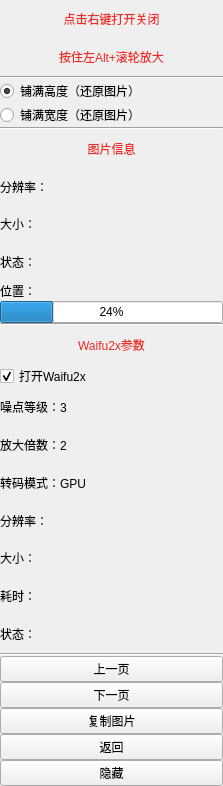
Above: ui/readimg.ui from tonquer/picacg-qt before the change. Below: the same form after it.
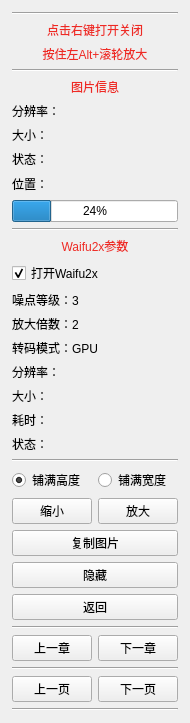
That is the form after the change.

```diff
--- a/ui/readimg.ui
+++ b/ui/readimg.ui
@@ -6,39 +6,76 @@
    <rect>
     <x>0</x>
     <y>0</y>
-    <width>223</width>
-    <height>786</height>
+    <width>182</width>
+    <height>639</height>
    </rect>
   </property>
   <property name="windowTitle">
    <string>Form</string>
   </property>
+  <property name="autoFillBackground">
+   <bool>false</bool>
+  </property>
+  <property name="styleSheet">
+   <string notr="true"/>
+  </property>
   <layout class="QGridLayout" name="gridLayout_2">
    <property name="leftMargin">
-    <number>0</number>
+    <number>4</number>
    </property>
    <property name="topMargin">
-    <number>0</number>
+    <number>4</number>
    </property>
    <property name="rightMargin">
-    <number>0</number>
+    <number>4</number>
    </property>
    <property name="bottomMargin">
-    <number>0</number>
+    <number>4</number>
    </property>
    <item row="0" column="0">
     <layout class="QHBoxLayout" name="horizontalLayout_2">
      <property name="spacing">
-      <number>0</number>
+      <number>6</number>
+     </property>
+     <property name="leftMargin">
+      <number>4</number>
+     </property>
+     <property name="topMargin">
+      <number>4</number>
+     </property>
+     <property name="rightMargin">
+      <number>4</number>
+     </property>
+     <property name="bottomMargin">
+      <number>4</number>
      </property>
      <item>
       <layout class="QVBoxLayout" name="verticalLayout">
        <property name="spacing">
-        <number>0</number>
+        <number>6</number>
        </property>
        <property name="sizeConstraint">
         <enum>QLayout::SetDefaultConstraint</enum>
        </property>
+       <property name="leftMargin">
+        <number>4</number>
+       </property>
+       <property name="topMargin">
+        <number>4</number>
+       </property>
+       <property name="rightMargin">
+        <number>4</number>
+       </property>
+       <property name="bottomMargin">
+        <number>4</number>
+       </property>
+       <item>
+        <widget class="Line" name="line_6">
+         <property name="orientation">
+          <enum>Qt::Horizontal</enum>
+         </property>
+        </widget>
+       </item>
        <item>
         <widget class="QLabel" name="label_5">
          <property name="styleSheet">
@@ -65,36 +102,6 @@
          </property>
         </widget>
        </item>
-       <item>
-        <widget class="Line" name="line_4">
-         <property name="orientation">
-          <enum>Qt::Horizontal</enum>
-         </property>
-        </widget>
-       </item>
-       <item>
-        <widget class="QRadioButton" name="radioButton">
-         <property name="text">
-          <string>铺满高度（还原图片）</string>
-         </property>
-         <property name="checked">
-          <bool>true</bool>
-         </property>
-         <attribute name="buttonGroup">
-          <string notr="true">buttonGroup</string>
-         </attribute>
-        </widget>
-       </item>
-       <item>
-        <widget class="QRadioButton" name="radioButton_2">
-         <property name="text">
-          <string>铺满宽度（还原图片）</string>
-         </property>
-         <attribute name="buttonGroup">
-          <string notr="true">buttonGroup</string>
-         </attribute>
-        </widget>
-       </item>
        <item>
         <widget class="Line" name="line_3">
          <property name="orientation">
@@ -184,6 +191,9 @@
        </item>
        <item>
         <widget class="QCheckBox" name="checkBox">
+         <property name="styleSheet">
+          <string notr="true"/>
+         </property>
          <property name="text">
           <string>打开Waifu2x</string>
          </property>
@@ -249,42 +259,49 @@
         </widget>
        </item>
        <item>
-        <widget class="QPushButton" name="lastPage">
-         <property name="minimumSize">
-          <size>
-           <width>0</width>
-           <height>0</height>
-          </size>
-         </property>
-         <property name="maximumSize">
-          <size>
-           <width>16777215</width>
-           <height>16777215</height>
-          </size>
-         </property>
-         <property name="text">
-          <string>上一页</string>
-         </property>
-        </widget>
+        <layout class="QHBoxLayout" name="horizontalLayout_4">
+         <item>
+          <widget class="QRadioButton" name="radioButton">
+           <property name="text">
+            <string>铺满高度</string>
+           </property>
+           <property name="checked">
+            <bool>true</bool>
+           </property>
+           <attribute name="buttonGroup">
+            <string notr="true">buttonGroup</string>
+           </attribute>
+          </widget>
+         </item>
+         <item>
+          <widget class="QRadioButton" name="radioButton_2">
+           <property name="text">
+            <string>铺满宽度</string>
+           </property>
+           <attribute name="buttonGroup">
+            <string notr="true">buttonGroup</string>
+           </attribute>
+          </widget>
+         </item>
+        </layout>
        </item>
        <item>
-        <widget class="QPushButton" name="nextPage">
-         <property name="minimumSize">
-          <size>
-           <width>0</width>
-           <height>0</height>
-          </size>
-         </property>
-         <property name="maximumSize">
-          <size>
-           <width>16777215</width>
-           <height>16777215</height>
-          </size>
-         </property>
-         <property name="text">
-          <string>下一页</string>
-         </property>
-        </widget>
+        <layout class="QHBoxLayout" name="horizontalLayout_3">
+         <item>
+          <widget class="QPushButton" name="pushButton">
+           <property name="text">
+            <string>缩小</string>
+           </property>
+          </widget>
+         </item>
+         <item>
+          <widget class="QPushButton" name="pushButton_3">
+           <property name="text">
+            <string>放大</string>
+           </property>
+          </widget>
+         </item>
+        </layout>
        </item>
        <item>
         <widget class="QPushButton" name="copyButton">
@@ -293,25 +310,6 @@
          </property>
         </widget>
        </item>
-       <item>
-        <widget class="QPushButton" name="returePage">
-         <property name="minimumSize">
-          <size>
-           <width>0</width>
-           <height>0</height>
-          </size>
-         </property>
-         <property name="maximumSize">
-          <size>
-           <width>16777215</width>
-           <height>16777215</height>
-          </size>
-         </property>
-         <property name="text">
-          <string>返回</string>
-         </property>
-        </widget>
-       </item>
        <item>
         <widget class="QPushButton" name="pushButton_2">
          <property name="text">
@@ -319,6 +317,109 @@
          </property>
         </widget>
        </item>
+       <item>
+        <widget class="QPushButton" name="returePage">
+         <property name="minimumSize">
+          <size>
+           <width>0</width>
+           <height>0</height>
+          </size>
+         </property>
+         <property name="maximumSize">
+          <size>
+           <width>16777215</width>
+           <height>16777215</height>
+          </size>
+         </property>
+         <property name="text">
+          <string>返回</string>
+         </property>
+        </widget>
+       </item>
+       <item>
+        <widget class="Line" name="line_5">
+         <property name="orientation">
+          <enum>Qt::Horizontal</enum>
+         </property>
+        </widget>
+       </item>
+       <item>
+        <layout class="QHBoxLayout" name="horizontalLayout_7"/>
+       </item>
+       <item>
+        <layout class="QHBoxLayout" name="horizontalLayout_5">
+         <item>
+          <widget class="QPushButton" name="pushButton_4">
+           <property name="text">
+            <string>上一章</string>
+           </property>
+          </widget>
+         </item>
+         <item>
+          <widget class="QPushButton" name="pushButton_5">
+           <property name="text">
+            <string>下一章</string>
+           </property>
+          </widget>
+         </item>
+        </layout>
+       </item>
+       <item>
+        <widget class="Line" name="line_7">
+         <property name="orientation">
+          <enum>Qt::Horizontal</enum>
+         </property>
+        </widget>
+       </item>
+       <item>
+        <layout class="QHBoxLayout" name="horizontalLayout">
+         <item>
+          <widget class="QPushButton" name="lastPage">
+           <property name="minimumSize">
+            <size>
+             <width>0</width>
+             <height>0</height>
+            </size>
+           </property>
+           <property name="maximumSize">
+            <size>
+             <width>16777215</width>
+             <height>16777215</height>
+            </size>
+           </property>
+           <property name="text">
+            <string>上一页</string>
+           </property>
+          </widget>
+         </item>
+         <item>
+          <widget class="QPushButton" name="nextPage">
+           <property name="minimumSize">
+            <size>
+             <width>0</width>
+             <height>0</height>
+            </size>
+           </property>
+           <property name="maximumSize">
+            <size>
+             <width>16777215</width>
+             <height>16777215</height>
+            </size>
+           </property>
+           <property name="text">
+            <string>下一页</string>
+           </property>
+          </widget>
+         </item>
+        </layout>
+       </item>
+       <item>
+        <widget class="Line" name="line_4">
+         <property name="orientation">
+          <enum>Qt::Horizontal</enum>
+         </property>
+        </widget>
+       </item>
       </layout>
      </item>
     </layout>
```
Left out of the diff: 204 changed lines with no effect on the pictures.
